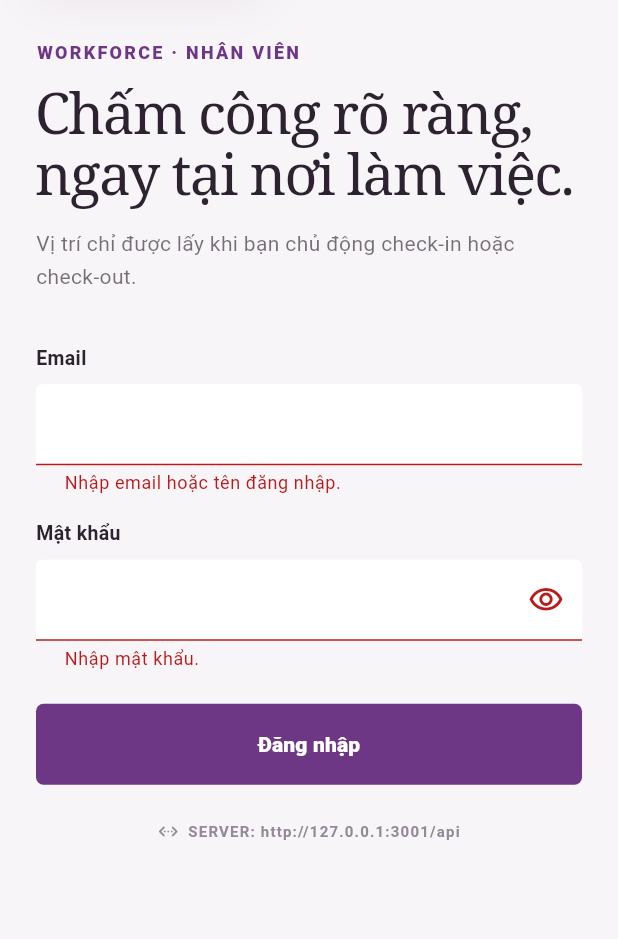
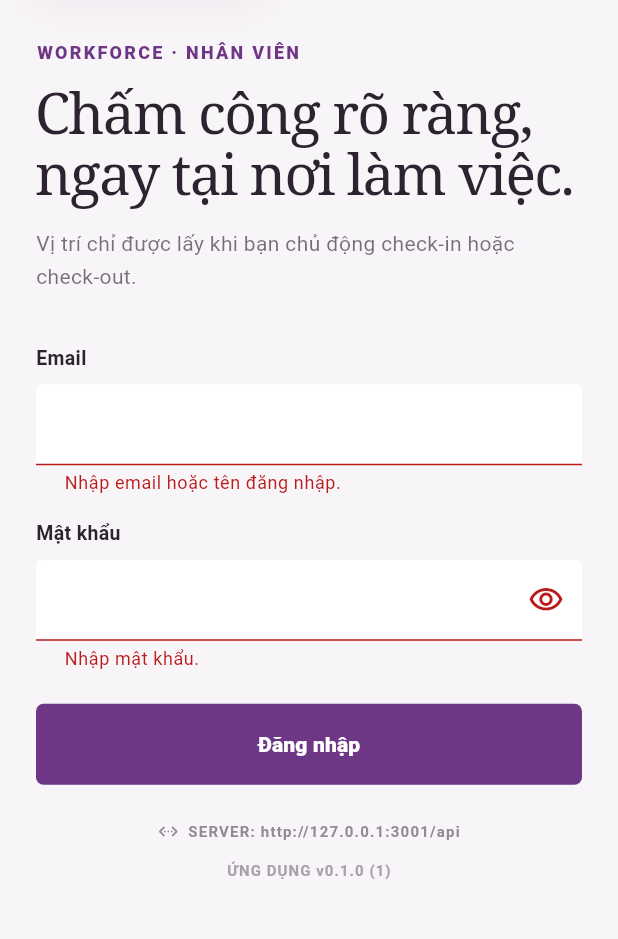
Before and after one commit to dannykizo/ThienMinhDental_ECI, a Flutter app: the screen it shows after launch, after a tap on "Đăng nhập", on a phone screen of 412 x 824 dp, the part 212-1151 px from its top. Run offline on Flutter 3.47's test engine with Material 3 defaults, Android fonts, the phone set to English and light mode, and no system bars; our stand-ins replace connectivity_plus, firebase_core, firebase_messaging, flutter_secure_storage, geolocator, image_picker and 1 more; accounts and stored records are empty.

Commit message:
feat: harden mobile connectivity and session handling

```diff
--- a/mobile/lib/app.dart
+++ b/mobile/lib/app.dart
@@ -5,6 +5,7 @@ import 'dart:math';
 import 'package:flutter/material.dart';
 import 'package:flutter/services.dart';
 import 'package:flutter_secure_storage/flutter_secure_storage.dart';
+import 'package:package_info_plus/package_info_plus.dart';
 
 import 'features/auth/login_screen.dart';
 import 'features/shell/employee_shell.dart';
@@ -40,6 +41,7 @@ class SessionController extends ChangeNotifier {
   }) : _storage = storage {
     api.onTokensUpdated = _storeTokens;
     api.onSessionExpired = _expireSession;
+    api.onAvailabilityChanged = _handleAvailabilityChanged;
     explanationQueue = PendingExplanationQueue(api: api, storage: storage);
   }
 
@@ -53,7 +55,10 @@ class SessionController extends ChangeNotifier {
   final FlutterSecureStorage _storage;
   SessionUser? user;
   bool isBootstrapping = true;
+  bool isCheckingAvailability = false;
   bool isRestoringSession = false;
+  ApiAvailability apiAvailability = ApiAvailability.available;
+  String appVersionLabel = 'Phiên bản chưa xác định';
   SessionNotice? sessionNotice;
   int inboxNavigationRequest = 0;
   int foregroundAnnouncementRequest = 0;
@@ -63,6 +68,7 @@ class SessionController extends ChangeNotifier {
 
   Future<void> bootstrap() async {
     try {
+      await _loadAppVersion();
       await _restoreSession();
       await initializePush();
     } finally {
@@ -124,18 +130,27 @@ class SessionController extends ChangeNotifier {
       user = await api.me();
       sessionNotice = null;
     } on ApiException catch (error) {
-      if (error.code == 'NETWORK_UNAVAILABLE') {
-        sessionNotice = const SessionNotice(
+      if (error.isConnectionFailure) {
+        sessionNotice = SessionNotice(
           kind: SessionNoticeKind.connection,
-          title: 'Chưa thể kiểm tra phiên',
-          message:
-              'Kết nối Backend đang gián đoạn. Phiên trên thiết bị vẫn được giữ; hãy kiểm tra mạng rồi thử lại.',
+          title: error.code == 'NETWORK_OFFLINE'
+              ? 'Thiết bị đang mất mạng'
+              : 'Backend tạm gián đoạn',
+          message: error.message,
         );
         return;
       }
-      if (api.accessToken != null || api.refreshToken != null) {
+      if (error.endsSession &&
+          (api.accessToken != null || api.refreshToken != null)) {
         await _expireSession(error);
+        return;
       }
+      sessionNotice = SessionNotice(
+        kind: SessionNoticeKind.connection,
+        title: 'Chưa thể kiểm tra phiên',
+        message:
+            '${error.message} Phiên trên thiết bị vẫn được giữ để thử lại.',
+      );
     } on Object {
       sessionNotice = const SessionNotice(
         kind: SessionNoticeKind.connection,
@@ -150,6 +165,20 @@ class SessionController extends ChangeNotifier {
     api.baseUrl = newUrl.trim().replaceFirst(RegExp(r'/+$'), '');
     await _storage.write(key: _apiBaseUrlKey, value: api.baseUrl);
     notifyListeners();
+  }
+
+  Future<void> retryBackendConnection() async {
+    if (isCheckingAvailability) return;
+    isCheckingAvailability = true;
+    notifyListeners();
+    try {
+      await api.checkAvailability();
+    } on ApiException {
+      // ApiClient đã phân loại trạng thái để banner hiển thị đúng nguyên nhân.
+    } finally {
+      isCheckingAvailability = false;
+      notifyListeners();
+    }
   }
 
   Future<void> login(String email, String password) async {
@@ -255,6 +284,21 @@ class SessionController extends ChangeNotifier {
     } on Object {
       // Hộp thư vẫn là nguồn dữ liệu chính nếu đăng ký push tạm thời thất bại.
     }
+  }
+
+  Future<void> _loadAppVersion() async {
+    try {
+      final PackageInfo info = await PackageInfo.fromPlatform();
+      appVersionLabel = 'v${info.version} (${info.buildNumber})';
+    } on Object {
+      appVersionLabel = 'Phiên bản chưa xác định';
+    }
+  }
+
+  void _handleAvailabilityChanged(ApiAvailability availability) {
+    if (apiAvailability == availability) return;
+    apiAvailability = availability;
+    notifyListeners();
   }
 
   Future<String> _getOrCreateDeviceId() async {
--- a/mobile/lib/features/attendance/attendance_home.dart
+++ b/mobile/lib/features/attendance/attendance_home.dart
@@ -46,7 +46,7 @@ class _AttendanceHomeState extends State<AttendanceHome> {
       if (mounted) setState(() => _today = today);
     } on ApiException catch (error) {
       if (error.status == 401) {
-        await widget.session.logout();
+        // ApiClient đã kết thúc phiên và giữ đúng thông báo thu hồi/hết hạn.
         return;
       }
       if (mounted) setState(() => _error = error.message);
@@ -222,7 +222,8 @@ class _AttendanceHomeState extends State<AttendanceHome> {
                       height: 1.12,
                       letterSpacing: -0.7)),
               const SizedBox(height: 7),
-              Text(_formatDate(_today?.date),
+              Text(
+                  '${_formatDate(_today?.date)} · ${widget.session.appVersionLabel}',
                   style:
                       const TextStyle(color: Color(0xFF807482), fontSize: 13)),
               const SizedBox(height: 24),
--- a/mobile/lib/features/auth/login_screen.dart
+++ b/mobile/lib/features/auth/login_screen.dart
@@ -211,6 +211,18 @@ class _LoginScreenState extends State<LoginScreen> {
                         ),
                       ),
                     ),
+                    const SizedBox(height: 8),
+                    Center(
+                      child: Text(
+                        'ỨNG DỤNG ${widget.session.appVersionLabel}',
+                        style: const TextStyle(
+                          color: Color(0xFFAAA0AC),
+                          fontSize: 10,
+                          fontWeight: FontWeight.w700,
+                          letterSpacing: 0.7,
+                        ),
+                      ),
+                    ),
                   ],
                 ),
               ),
--- a/mobile/lib/services/pending_explanation_queue.dart
+++ b/mobile/lib/services/pending_explanation_queue.dart
@@ -216,8 +216,7 @@ class PendingExplanationQueue {
     );
   }
 
-  bool _isRetryable(ApiException error) =>
-      error.code == 'NETWORK_UNAVAILABLE' || (error.status ?? 0) >= 500;
+  bool _isRetryable(ApiException error) => error.isRetryable;
 
   static String createEvidenceId() {
     return createUuidV4();
--- a/mobile/pubspec.yaml
+++ b/mobile/pubspec.yaml
@@ -7,6 +7,7 @@ environment:
   sdk: '>=3.5.0 <4.0.0'
 
 dependencies:
+  connectivity_plus: ^7.3.1
   firebase_core: ^4.15.0
   firebase_messaging: ^16.7.0
   flutter:
@@ -16,6 +17,7 @@ dependencies:
   http: ^1.6.0
   image_picker: ^1.2.3
   intl: ^0.20.3
+  package_info_plus: ^10.2.2
   path_provider: ^2.1.6
 
 dev_dependencies:
```
Also changed, not shown: mobile/lib/features/shell/employee_shell.dart (+81 -3 lines), mobile/lib/services/api_client.dart (+135 -16 lines), mobile/pubspec.lock, 4 other files.
